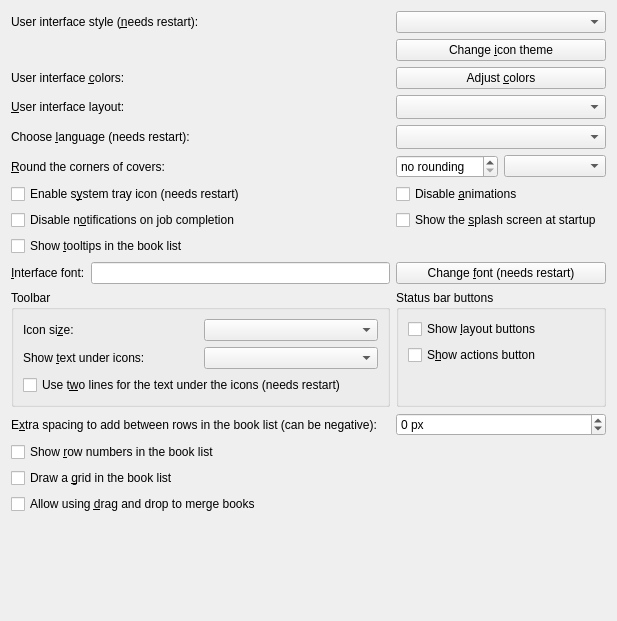
debian-calibre/calibre, file src/calibre/gui2/preferences/look_feel_tabs/main_interface.ui: the form before one commit.
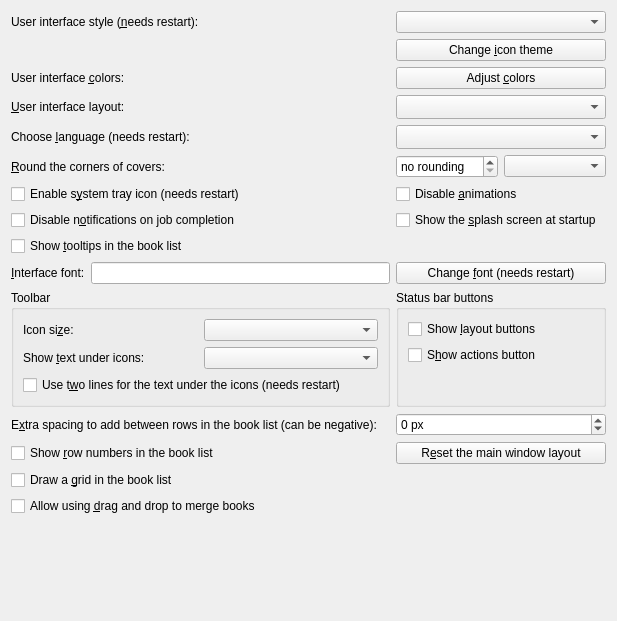
The form after the commit.

What changed in the file:
```diff
--- a/src/calibre/gui2/preferences/look_feel_tabs/main_interface.ui
+++ b/src/calibre/gui2/preferences/look_feel_tabs/main_interface.ui
@@ -339,6 +339,16 @@
      </property>
     </widget>
    </item>
+   <item row="12" column="1">
+    <widget class="QPushButton" name="reset_layout_button">
+     <property name="toolTip">
+      <string>Restore the layout of the main window to the default, showing the Tag browser, book list, Book details and search bar with their default sizes</string>
+     </property>
+     <property name="text">
+      <string>R&amp;eset the main window layout</string>
+     </property>
+    </widget>
+   </item>
    <item row="15" column="0">
     <spacer name="verticalSpacer_2">
      <property name="orientation">
```
